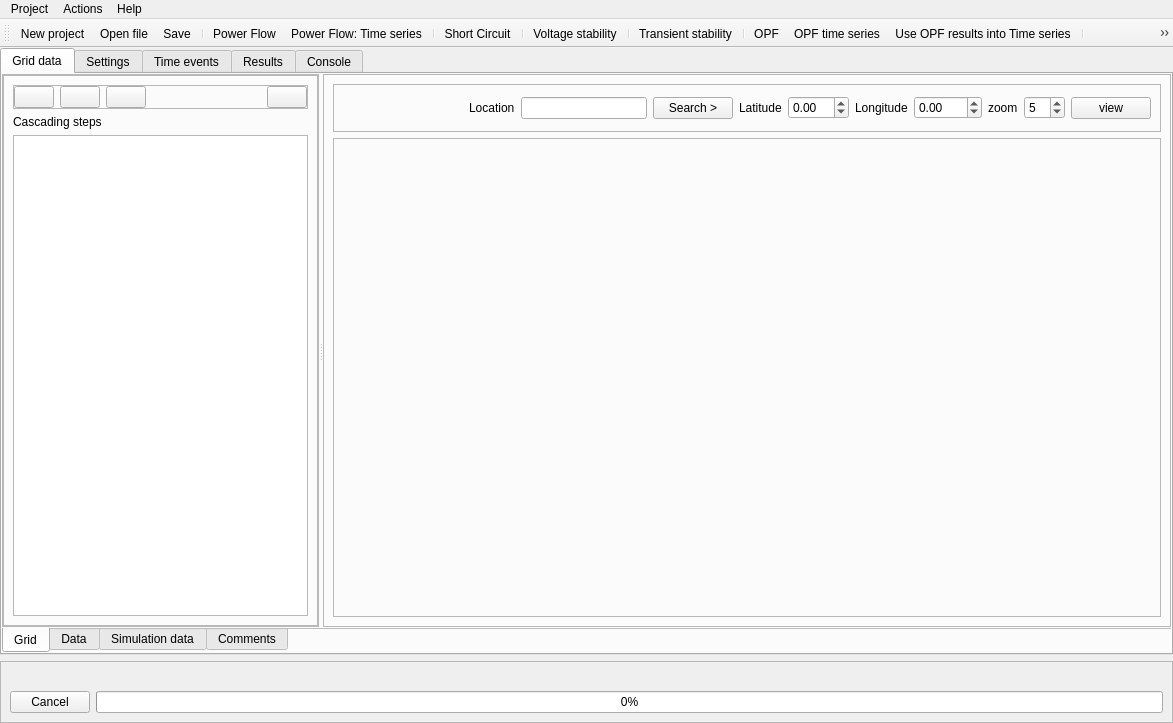
SanPen/GridCal, file UnderDevelopment/GridCal/Gui/Main/MainWindow.ui: the form before one commit.
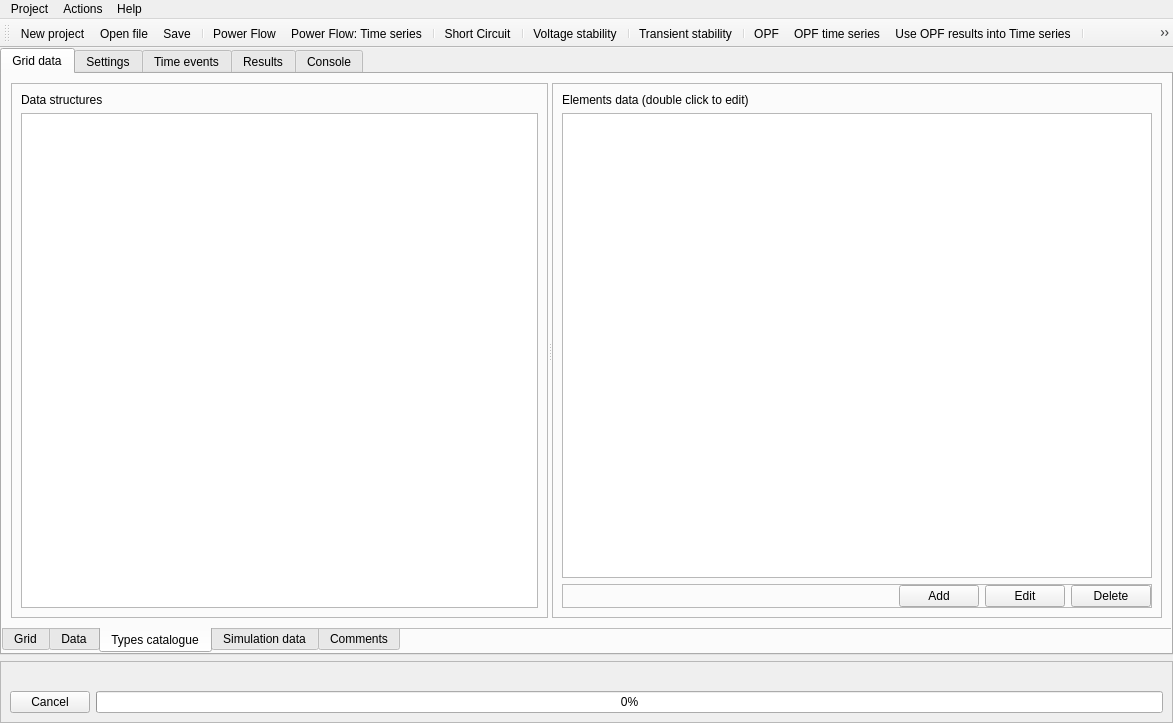
The form after the commit. The open tabs and pages were chosen to show the change. Icons and pictures are not drawn. Custom widgets are drawn as their Qt base class.

Commit message: Added catalogue to the GUI not fully functional yet

```diff
--- a/UnderDevelopment/GridCal/Gui/Main/MainWindow.ui
+++ b/UnderDevelopment/GridCal/Gui/Main/MainWindow.ui
@@ -618,6 +618,134 @@
             </item>
            </layout>
           </widget>
+          <widget class="QWidget" name="tab_12">
+           <attribute name="icon">
+            <iconset resource="icons.qrc">
+             <normaloff>:/Icons/white_icons/squares.svg</normaloff>:/Icons/white_icons/squares.svg</iconset>
+           </attribute>
+           <attribute name="title">
+            <string>Types catalogue</string>
+           </attribute>
+           <layout class="QVBoxLayout" name="verticalLayout_32">
+            <item>
+             <widget class="QSplitter" name="catalogueSplitter">
+              <property name="orientation">
+               <enum>Qt::Horizontal</enum>
+              </property>
+              <widget class="QFrame" name="frame_34">
+               <property name="frameShape">
+                <enum>QFrame::StyledPanel</enum>
+               </property>
+               <property name="frameShadow">
+                <enum>QFrame::Raised</enum>
+               </property>
+               <layout class="QVBoxLayout" name="verticalLayout_19">
+                <item>
+                 <widget class="QLabel" name="label_51">
+                  <property name="text">
+                   <string>Data structures</string>
+                  </property>
+                 </widget>
+                </item>
+                <item>
+                 <widget class="QListView" name="catalogueDataStructuresListView"/>
+                </item>
+               </layout>
+              </widget>
+              <widget class="QFrame" name="frame_35">
+               <property name="frameShape">
+                <enum>QFrame::StyledPanel</enum>
+               </property>
+               <property name="frameShadow">
+                <enum>QFrame::Raised</enum>
+               </property>
+               <layout class="QVBoxLayout" name="verticalLayout_31">
+                <item>
+                 <widget class="QLabel" name="label_52">
+                  <property name="text">
+                   <string>Elements data (double click to edit)</string>
+                  </property>
+                 </widget>
+                </item>
+                <item>
+                 <widget class="QTableView" name="catalogueTableView"/>
+                </item>
+                <item>
+                 <widget class="QFrame" name="frame_36">
+                  <property name="frameShape">
+                   <enum>QFrame::StyledPanel</enum>
+                  </property>
+                  <property name="frameShadow">
+                   <enum>QFrame::Raised</enum>
+                  </property>
+                  <layout class="QHBoxLayout" name="horizontalLayout_9">
+                   <property name="leftMargin">
+                    <number>0</number>
+                   </property>
+                   <property name="topMargin">
+                    <number>0</number>
+                   </property>
+                   <property name="rightMargin">
+                    <number>0</number>
+                   </property>
+                   <property name="bottomMargin">
+                    <number>0</number>
+                   </property>
+                   <item>
+                    <spacer name="horizontalSpacer_16">
+                     <property name="orientation">
+                      <enum>Qt::Horizontal</enum>
+                     </property>
+                     <property name="sizeHint" stdset="0">
+                      <size>
+                       <width>40</width>
+                       <height>20</height>
+                      </size>
+                     </property>
+                    </spacer>
+                   </item>
+                   <item>
+                    <widget class="QPushButton" name="catalogue_add_pushButton">
+                     <property name="text">
+                      <string>Add</string>
+                     </property>
+                     <property name="icon">
+                      <iconset resource="icons.qrc">
+                       <normaloff>:/Icons/white_icons/plus.svg</normaloff>:/Icons/white_icons/plus.svg</iconset>
+                     </property>
+                    </widget>
+                   </item>
+                   <item>
+                    <widget class="QPushButton" name="catalogue_edit_pushButton">
+                     <property name="text">
+                      <string>Edit</string>
+                     </property>
+                     <property name="icon">
+                      <iconset resource="icons.qrc">
+                       <normaloff>:/Icons/white_icons/edit.svg</normaloff>:/Icons/white_icons/edit.svg</iconset>
+                     </property>
+                    </widget>
+                   </item>
+                   <item>
+                    <widget class="QPushButton" name="catalogue_delete_pushButton">
+                     <property name="text">
+                      <string>Delete</string>
+                     </property>
+                     <property name="icon">
+                      <iconset resource="icons.qrc">
+                       <normaloff>:/Icons/white_icons/minus.svg</normaloff>:/Icons/white_icons/minus.svg</iconset>
+                     </property>
+                    </widget>
+                   </item>
+                  </layout>
+                 </widget>
+                </item>
+               </layout>
+              </widget>
+             </widget>
+            </item>
+           </layout>
+          </widget>
           <widget class="QWidget" name="tab">
            <attribute name="icon">
             <iconset resource="icons.qrc">
```
Left out of the diff: 4 changed lines with no effect on the pictures. The commit also changes 10 other files.
